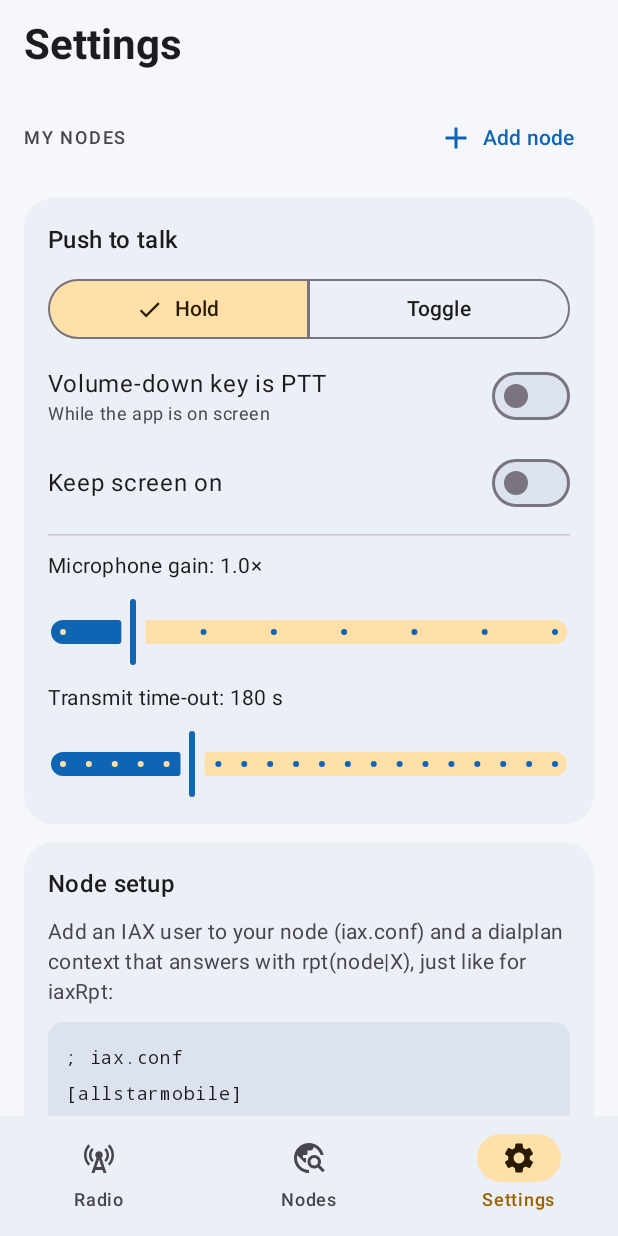
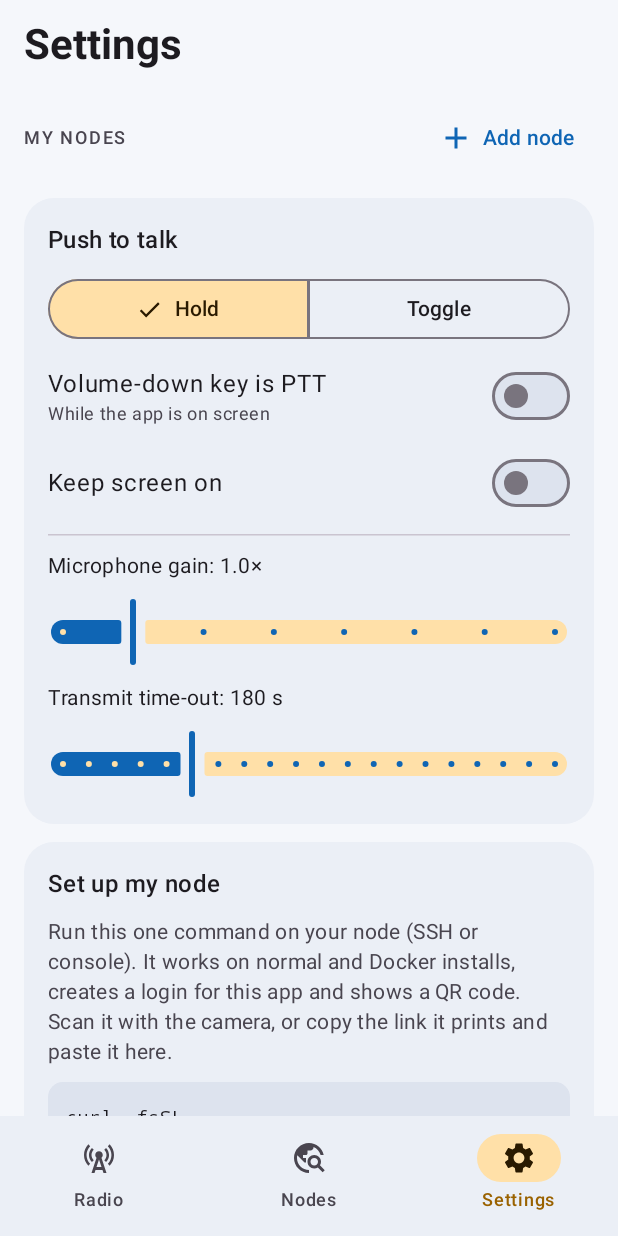
Before and after one commit to pyopower/allstar-mobile, an Android app built with Jetpack Compose: the screen it shows after launch (MainActivity), item 3 of the bottom bar chosen, on a phone screen of 412 x 824 dp. Run offline under Robolectric (Android 15) with nearby library versions, the phone set to English and light mode, and no system bars; network calls fail; pictures from the network do not load.

Commit message:
One-command node setup script and mobileasl:// setup links
tools/setup-node.sh finds Asterisk (native or in Docker), creates a dedicated
IAX login with a random password, reloads, and prints a QR code / link that
adds the node to the app. Settings gets a 'Set up my node' card with the
command and a paste-link button; manual config is folded below it.

Co-Authored-By: Claude Opus 5.5 <noreply@anthropic.com>
Claude-Session: https://claude.ai/code/session_01Hi9GtvT6gMy8uqjNwYrW84

```diff
--- a/app/src/main/java/ovh/adan/allstar/MainActivity.kt
+++ b/app/src/main/java/ovh/adan/allstar/MainActivity.kt
@@ -1,6 +1,7 @@
 package ovh.adan.allstar
 
 import android.Manifest
+import android.content.Intent
 import android.content.pm.PackageManager
 import android.os.Build
 import android.os.Bundle
@@ -37,6 +38,7 @@ import androidx.compose.ui.res.stringResource
 import androidx.core.content.ContextCompat
 import androidx.lifecycle.compose.collectAsStateWithLifecycle
 import ovh.adan.allstar.data.Profile
+import ovh.adan.allstar.data.SetupLink
 import ovh.adan.allstar.ui.AllStarTheme
 import ovh.adan.allstar.ui.NodeSheet
 import ovh.adan.allstar.ui.NodesScreen
@@ -45,6 +47,8 @@ import ovh.adan.allstar.ui.SettingsScreen
 
 class MainActivity : ComponentActivity() {
     private var pendingConnect: Profile? = null
+    /** Profile from a mobileasl:// setup link, waiting to be reviewed in Settings. */
+    private var importRequest by mutableStateOf<Profile?>(null)
 
     private val micPermission = registerForActivityResult(ActivityResultContracts.RequestPermission()) { ok ->
         if (!ok) Toast.makeText(this, R.string.mic_needed, Toast.LENGTH_LONG).show()
@@ -61,7 +65,24 @@ class MainActivity : ComponentActivity() {
             ContextCompat.checkSelfPermission(this, Manifest.permission.POST_NOTIFICATIONS) != PackageManager.PERMISSION_GRANTED) {
             notifPermission.launch(Manifest.permission.POST_NOTIFICATIONS)
         }
+        handleLink(intent)
         setContent { AllStarTheme { App() } }
+    }
+
+    override fun onNewIntent(intent: Intent) {
+        super.onNewIntent(intent)
+        handleLink(intent)
+    }
+
+    private fun handleLink(intent: Intent?) {
+        if (intent?.action != Intent.ACTION_VIEW) return
+        SetupLink.parse(intent.dataString)?.let { importRequest = mergeImport(it) }
+    }
+
+    /** Re-running the setup script on the same node updates the existing profile instead of duplicating it. */
+    private fun mergeImport(p: Profile): Profile {
+        val old = Radio.prefs.profiles.firstOrNull { it.host.equals(p.host, true) && it.username == p.username && it.node == p.node }
+        return old?.let { p.copy(id = it.id, name = it.name, callsign = it.callsign) } ?: p
     }
 
     private fun connect(p: Profile) {
@@ -91,7 +112,7 @@ class MainActivity : ComponentActivity() {
         var tab by rememberSaveable { mutableIntStateOf(0) }
         var version by remember { mutableIntStateOf(0) }       // bump to re-read prefs
         var openNode by remember { mutableStateOf<String?>(null) }
-        var addRequest by remember { mutableStateOf(false) }
+        var addRequest by remember { mutableStateOf<Profile?>(null) }
         val prefs = Radio.prefs
         // read prefs under `version` so changes recompose
         val profiles = remember(version) { prefs.profiles }
@@ -99,6 +120,10 @@ class MainActivity : ComponentActivity() {
         val favorites = remember(version) { prefs.favorites }
         val recents = remember(version, state.events.size) { prefs.recents }
         val pttMode = remember(version) { prefs.pttMode }
+
+        LaunchedEffect(importRequest) {
+            importRequest?.let { addRequest = it; tab = 2; importRequest = null }
+        }
 
         LaunchedEffect(version) {
             if (prefs.keepScreenOn) window.addFlags(WindowManager.LayoutParams.FLAG_KEEP_SCREEN_ON)
@@ -125,18 +150,19 @@ class MainActivity : ComponentActivity() {
                     0 -> RadioScreen(state, profiles, active, pttMode,
                         onConnect = { connect(it) },
                         onSelectProfile = { prefs.activeProfileId = it.id; version++ },
-                        onAddProfile = { tab = 2; addRequest = true },
+                        onAddProfile = { tab = 2; addRequest = Profile() },
                         onOpenNode = { openNode = it })
                     1 -> NodesScreen(state, favorites, recents, toggleFav) { openNode = it }
                     2 -> SettingsScreen(profiles, prefs.activeProfileId,
                         onSaveProfile = { p ->
                             prefs.profiles = prefs.profiles.filter { it.id != p.id } + p
-                            if (prefs.activeProfileId == null) prefs.activeProfileId = p.id
+                            if (prefs.activeProfileId == null || prefs.profiles.size == 1) prefs.activeProfileId = p.id
                             version++
                         },
                         onDeleteProfile = { p -> prefs.profiles = prefs.profiles.filter { it.id != p.id }; version++ },
                         onSelectProfile = { prefs.activeProfileId = it.id; version++ },
-                        editRequest = addRequest, onEditRequestHandled = { addRequest = false },
+                        editRequest = addRequest, onEditRequestHandled = { addRequest = null },
+                        onImportLink = { mergeImport(it) },
                         settingsVersion = version, onSettingsChanged = { version++ })
                 }
             }
--- a/app/src/main/java/ovh/adan/allstar/ui/SettingsScreen.kt
+++ b/app/src/main/java/ovh/adan/allstar/ui/SettingsScreen.kt
@@ -17,6 +17,16 @@ import androidx.compose.foundation.verticalScroll
 import androidx.compose.material.icons.Icons
 import androidx.compose.material.icons.filled.Add
 import androidx.compose.material.icons.filled.CheckCircle
+import androidx.compose.material.icons.filled.ContentCopy
+import androidx.compose.material.icons.filled.ContentPaste
+import androidx.compose.material.icons.filled.ExpandLess
+import androidx.compose.material.icons.filled.ExpandMore
+import androidx.compose.material3.FilledTonalButton
+import androidx.compose.ui.platform.LocalClipboardManager
+import androidx.compose.ui.platform.LocalContext
+import androidx.compose.ui.text.AnnotatedString
+import android.widget.Toast
+import ovh.adan.allstar.data.SetupLink
 import androidx.compose.material.icons.filled.Edit
 import androidx.compose.material.icons.filled.Visibility
 import androidx.compose.material.icons.filled.VisibilityOff
@@ -60,12 +70,15 @@ import ovh.adan.allstar.data.PttMode
 fun SettingsScreen(
     profiles: List<Profile>, activeId: String?,
     onSaveProfile: (Profile) -> Unit, onDeleteProfile: (Profile) -> Unit, onSelectProfile: (Profile) -> Unit,
-    editRequest: Boolean, onEditRequestHandled: () -> Unit,
+    editRequest: Profile?, onEditRequestHandled: () -> Unit, onImportLink: (Profile) -> Profile,
     settingsVersion: Int, onSettingsChanged: () -> Unit,
 ) {
     val prefs = Radio.prefs
     var editing by remember { mutableStateOf<Profile?>(null) }
-    if (editRequest) { editing = Profile(); onEditRequestHandled() }
+    if (editRequest != null) { editing = editRequest; onEditRequestHandled() }
+    val ctx = LocalContext.current
+    val clipboard = LocalClipboardManager.current
+    var showManual by remember { mutableStateOf(false) }
 
     Column(Modifier.fillMaxSize().verticalScroll(rememberScrollState()).padding(horizontal = 16.dp, vertical = 12.dp),
         verticalArrangement = Arrangement.spacedBy(12.dp)) {
@@ -121,6 +134,29 @@ fun SettingsScreen(
         }
 
         SettingsCard {
+            Text(stringResource(R.string.auto_setup_title), style = MaterialTheme.typography.titleMedium)
+            Text(stringResource(R.string.auto_setup_text), style = MaterialTheme.typography.bodyMedium,
+                color = MaterialTheme.colorScheme.onSurfaceVariant)
+            SelectionContainer {
+                Text(SetupLink.COMMAND, fontFamily = FontFamily.Monospace, fontSize = 12.sp,
+                    modifier = Modifier.fillMaxWidth().background(MaterialTheme.colorScheme.surfaceContainerHighest, RoundedCornerShape(10.dp)).padding(12.dp))
+            }
+            Row(horizontalArrangement = Arrangement.spacedBy(8.dp)) {
+                FilledTonalButton(onClick = {
+                    clipboard.setText(AnnotatedString(SetupLink.COMMAND))
+                    Toast.makeText(ctx, R.string.copied, Toast.LENGTH_SHORT).show()
+                }) { Icon(Icons.Default.ContentCopy, null); Spacer(Modifier.width(6.dp)); Text(stringResource(R.string.copy_command)) }
+                FilledTonalButton(onClick = {
+                    val p = SetupLink.parse(clipboard.getText()?.text)
+                    if (p == null) Toast.makeText(ctx, R.string.bad_link, Toast.LENGTH_LONG).show()
+                    else editing = onImportLink(p)
+                }) { Icon(Icons.Default.ContentPaste, null); Spacer(Modifier.width(6.dp)); Text(stringResource(R.string.paste_link)) }
+            }
+            TextButton(onClick = { showManual = !showManual }) {
+                Text(stringResource(R.string.manual_setup))
+                Icon(if (showManual) Icons.Default.ExpandLess else Icons.Default.ExpandMore, null)
+            }
+            if (showManual) {
             Text(stringResource(R.string.setup_help_title), style = MaterialTheme.typography.titleMedium)
             Text(stringResource(R.string.setup_help), style = MaterialTheme.typography.bodyMedium,
                 color = MaterialTheme.colorScheme.onSurfaceVariant)
@@ -145,6 +181,7 @@ fun SettingsScreen(
                     fontFamily = FontFamily.Monospace, fontSize = 12.sp,
                     modifier = Modifier.fillMaxWidth().background(MaterialTheme.colorScheme.surfaceContainerHighest, RoundedCornerShape(10.dp)).padding(12.dp),
                 )
+            }
             }
             Text(stringResource(R.string.external_ptt), style = MaterialTheme.typography.bodySmall,
                 color = MaterialTheme.colorScheme.onSurfaceVariant)
--- a/app/src/main/res/values/strings.xml
+++ b/app/src/main/res/values/strings.xml
@@ -107,4 +107,13 @@
         <item quantity="one">%1$d link</item>
         <item quantity="other">%1$d links</item>
     </plurals>
+    <string name="auto_setup_title">Set up my node</string>
+    <string name="auto_setup_text">Run this one command on your node (SSH or console). It works on normal and Docker installs, creates a login for this app and shows a QR code. Scan it with the camera, or copy the link it prints and paste it here.</string>
+    <string name="copy_command">Copy command</string>
+    <string name="paste_link">Paste link</string>
+    <string name="copied">Copied</string>
+    <string name="bad_link">The clipboard has no Mobile ASL setup link</string>
+    <string name="manual_setup">Manual setup</string>
+    <string name="import_title">Add this node?</string>
+    <string name="import_add">Add</string>
 </resources>
```
Also changed, not shown: app/src/main/AndroidManifest.xml (+7 -0 lines), app/src/main/java/ovh/adan/allstar/data/SetupLink.kt (added, +20 -0 lines), 3 other files.
